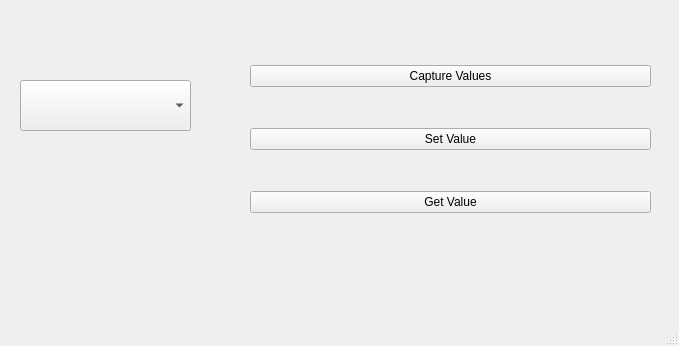
Above: QCOMBOBOX/testtext/mainwindow.ui from immrdg/ModelExamAssignments before the change. Below: the same form after it.
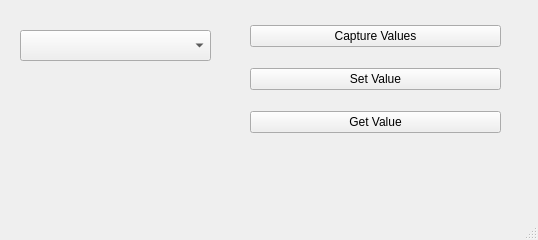
That is the form after the change.

Patch:
```diff
--- a/QCOMBOBOX/testtext/mainwindow.ui
+++ b/QCOMBOBOX/testtext/mainwindow.ui
@@ -6,8 +6,8 @@
    <rect>
     <x>0</x>
     <y>0</y>
-    <width>679</width>
-    <height>346</height>
+    <width>538</width>
+    <height>240</height>
    </rect>
   </property>
   <property name="windowTitle">
@@ -18,9 +18,9 @@
     <property name="geometry">
      <rect>
       <x>20</x>
-      <y>80</y>
-      <width>171</width>
-      <height>51</height>
+      <y>30</y>
+      <width>191</width>
+      <height>31</height>
      </rect>
     </property>
     <property name="font">
@@ -41,13 +41,13 @@
      </size>
     </property>
    </widget>
-   <widget class="QWidget" name="">
+   <widget class="QWidget" name="layoutWidget">
     <property name="geometry">
      <rect>
       <x>250</x>
-      <y>30</y>
-      <width>401</width>
-      <height>221</height>
+      <y>10</y>
+      <width>251</width>
+      <height>141</height>
      </rect>
     </property>
     <layout class="QVBoxLayout" name="verticalLayout">
```
Left out of the diff: 2 changed lines with no effect on the pictures.
